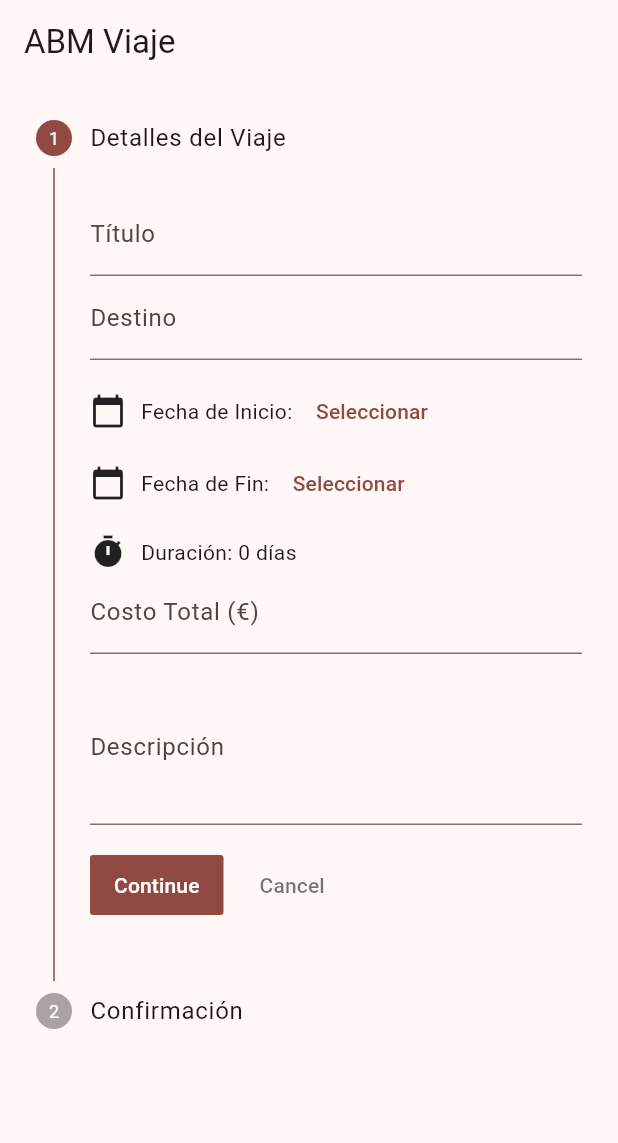
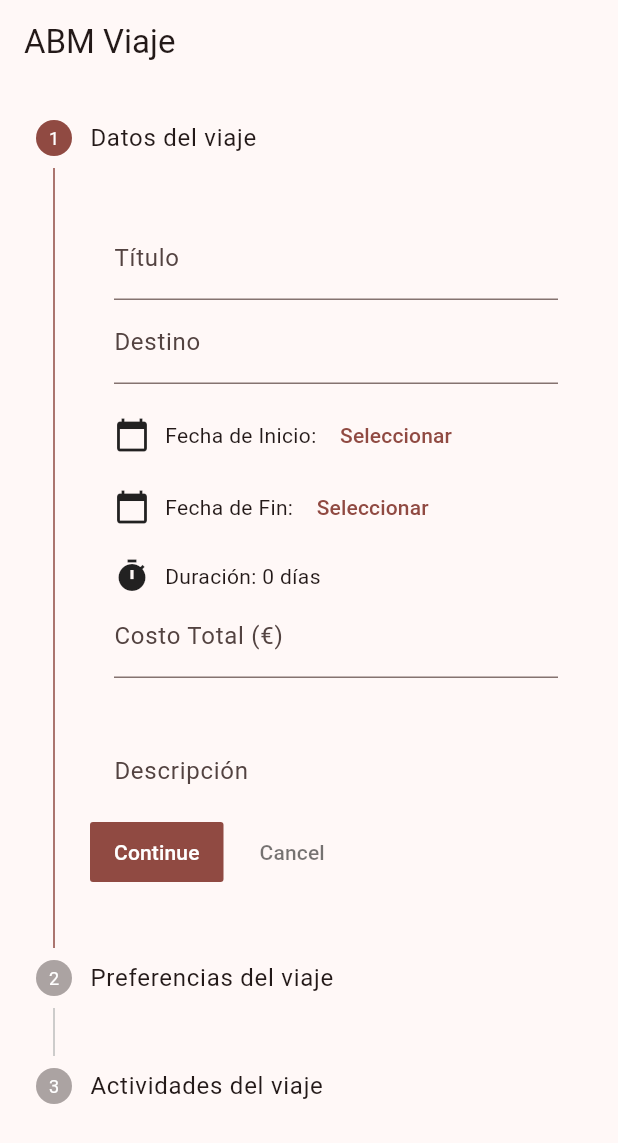
Before and after one commit to mbendayan/AppViajes, a Flutter app: the ABMViajeScreen screen opened by its route, on a phone screen of 412 x 824 dp. Shown: the top 1143 px of the screen. Run offline on Flutter 3.47's test engine with Material 3 defaults, Android fonts, the phone set to English and light mode, and no system bars; our stand-ins replace flutter_riverpod, go_router.

Commit message:
arreglo un poco todo en general y pongo el step 3

```diff
--- /dev/null
+++ b/app_viajes/lib/home/presentation/providers/stepper_provider.dart
@@ -0,0 +1,9 @@
+import 'package:flutter_riverpod/flutter_riverpod.dart';
+
+class StepperProvider extends StateNotifier<bool> {
+  StepperProvider() : super(false);
+
+  Future<void> validate(bool isValid) async {
+    state = isValid;
+  }
+}
--- /dev/null
+++ b/app_viajes/lib/home/presentation/screens/Step3ActividadScreen.dart
@@ -0,0 +1,31 @@
+import 'package:app_viajes/home/presentation/providers/stepper_provider.dart';
+import 'package:flutter/material.dart';
+import 'package:flutter_riverpod/flutter_riverpod.dart';
+
+/*final stepperProvider = StateNotifierProvider<StepperProvider, bool>(
+  (ref) => StepperProvider(),
+);*/
+
+class Step3ActividadScreen extends StatefulWidget {
+  const Step3ActividadScreen({super.key});
+
+  @override
+  State<Step3ActividadScreen> createState() => Step3ActividadState();
+}
+
+class Step3ActividadState extends State<Step3ActividadScreen> {
+  @override
+  Widget build(BuildContext context) {
+    return Scaffold(
+      body: Form(
+        child: SingleChildScrollView(
+          padding: const EdgeInsets.all(16.0),
+          child: Column(
+            crossAxisAlignment: CrossAxisAlignment.start,
+            children: [],
+          ),
+        ),
+      ),
+    );
+  }
+}
--- a/app_viajes/lib/home/presentation/screens/abm_viaje_screen.dart
+++ b/app_viajes/lib/home/presentation/screens/abm_viaje_screen.dart
@@ -1,60 +1,31 @@
+import 'package:app_viajes/home/presentation/screens/preferences_screen.dart';
+import 'package:app_viajes/home/presentation/screens/register.dart';
+import 'package:app_viajes/home/presentation/screens/step1_viaje_screen.dart';
+import 'package:app_viajes/home/presentation/screens/Step3ActividadScreen.dart';
 import 'package:flutter/material.dart';
+import 'package:flutter_riverpod/flutter_riverpod.dart';
 
-class ABMViajeScreen extends StatefulWidget {
+class ABMViajeScreen extends ConsumerStatefulWidget {
   const ABMViajeScreen({super.key});
 
   @override
-  State<ABMViajeScreen> createState() => _ABMViajeScreenState();
+  ConsumerState<ABMViajeScreen> createState() => _ABMViajeScreenState();
 }
 
-class _ABMViajeScreenState extends State<ABMViajeScreen> {
+class _ABMViajeScreenState extends ConsumerState<ABMViajeScreen> {
   int _currentStep = 0;
-
-  final _formKey = GlobalKey<FormState>();
-  final _destinoController = TextEditingController();
-  final _TituloController = TextEditingController();
-  final _costoController = TextEditingController();
-  final _descripcionController = TextEditingController();
-  DateTime? _fechaInicio;
-  DateTime? _fechaFin;
-
-  int get _duracion {
-    if (_fechaInicio != null && _fechaFin != null) {
-      return _fechaFin!.difference(_fechaInicio!).inDays;
-    }
-    return 0;
-  }
-
-  Future<void> _selectFecha(BuildContext context, bool esInicio) async {
-    final DateTime? picked = await showDatePicker(
-      context: context,
-      initialDate: DateTime.now(),
-      firstDate: DateTime(2020),
-      lastDate: DateTime(2101),
-    );
-    if (picked != null) {
-      setState(() {
-        if (esInicio) {
-          _fechaInicio = picked;
-        } else {
-          _fechaFin = picked;
-        }
-      });
-    }
-  }
 
   @override
   Widget build(BuildContext context) {
+    //    final isStepValid = ref.watch(stepperProvider);
     return Scaffold(
       appBar: AppBar(title: const Text("ABM Viaje")),
       body: Stepper(
         currentStep: _currentStep,
         onStepContinue: () {
-          if (_formKey.currentState!.validate()) {
+          if (_currentStep < 1) {
             setState(() {
-              if (_currentStep < 1) {
-                _currentStep++;
-              }
+              _currentStep++;
             });
           }
         },
@@ -65,98 +36,27 @@ class _ABMViajeScreenState extends State<ABMViajeScreen> {
         },
         steps: [
           Step(
-            title: const Text("Detalles del Viaje"),
+            title: Text("Datos del viaje"),
             isActive: _currentStep == 0,
-            content: Form(
-              key: _formKey,
-              child: Column(
-                children: [
-                  TextFormField(
-                    controller: _TituloController,
-                    decoration: const InputDecoration(labelText: "Título"),
-                    validator:
-                        (value) =>
-                            value == null || value.isEmpty
-                                ? "Campo requerido"
-                                : null,
-                  ),
-                  TextFormField(
-                    controller: _destinoController,
-                    decoration: const InputDecoration(labelText: "Destino"),
-                    validator:
-                        (value) =>
-                            value == null || value.isEmpty
-                                ? "Campo requerido"
-                                : null,
-                  ),
-                  const SizedBox(height: 10),
-                  Row(
-                    children: [
-                      const Icon(Icons.calendar_today),
-                      const SizedBox(width: 10),
-                      const Text("Fecha de Inicio: "),
-                      TextButton(
-                        onPressed: () => _selectFecha(context, true),
-                        child: Text(
-                          _fechaInicio == null
-                              ? "Seleccionar"
-                              : "${_fechaInicio!.day}/${_fechaInicio!.month}/${_fechaInicio!.year}",
-                        ),
-                      ),
-                    ],
-                  ),
-                  Row(
-                    children: [
-                      const Icon(Icons.calendar_today),
-                      const SizedBox(width: 10),
-                      const Text("Fecha de Fin: "),
-                      TextButton(
-                        onPressed: () => _selectFecha(context, false),
-                        child: Text(
-                          _fechaFin == null
-                              ? "Seleccionar"
-                              : "${_fechaFin!.day}/${_fechaFin!.month}/${_fechaFin!.year}",
-                        ),
-                      ),
-                    ],
-                  ),
-                  const SizedBox(height: 10),
-                  Row(
-                    children: [
-                      const Icon(Icons.timer),
-                      const SizedBox(width: 10),
-                      Text("Duración: $_duracion días"),
-                    ],
-                  ),
-                  TextFormField(
-                    controller: _costoController,
-                    decoration: const InputDecoration(
-                      labelText: "Costo Total (€)",
-                    ),
-                    keyboardType: TextInputType.number,
-                    validator:
-                        (value) =>
-                            value == null || value.isEmpty
-                                ? "Campo requerido"
-                                : null,
-                  ),
-                  const SizedBox(height: 10),
-                  TextFormField(
-                    controller: _descripcionController,
-                    decoration: const InputDecoration(labelText: "Descripción"),
-                    maxLines: 3,
-                  ),
-                ],
-              ),
+            content: SizedBox(
+              height: 400, // Define un tamaño fijo
+              child: Step1ViajeScreen(),
             ),
           ),
-
-          // Aquí podrías agregar más steps si lo necesitás:
           Step(
-            title: const Text("Confirmación"),
+            title: const Text("Preferencias del viaje"),
             isActive: _currentStep == 1,
-            content: const Text(
-              "Segundo paso: Confirmar los datos u otra info.",
+            content: SizedBox(
+              height: 400, // Define un tamaño fijo
+              child: PreferencesScreen(),
+            ),
+          ),
+          Step(
+            title: const Text("Actividades del viaje"),
+            isActive: _currentStep == 2,
+            content: SizedBox(
+              height: 400, // Define un tamaño fijo
+              child: Step3ActividadScreen(),
             ),
           ),
         ],
--- /dev/null
+++ b/app_viajes/lib/home/presentation/screens/step1_viaje_screen.dart
@@ -0,0 +1,137 @@
+import 'package:app_viajes/home/presentation/providers/stepper_provider.dart';
+import 'package:flutter/material.dart';
+import 'package:flutter_riverpod/flutter_riverpod.dart';
+
+/*final stepperProvider = StateNotifierProvider<StepperProvider, bool>(
+  (ref) => StepperProvider(),
+);*/
+
+class Step1ViajeScreen extends StatefulWidget {
+  const Step1ViajeScreen({super.key});
+
+  @override
+  State<Step1ViajeScreen> createState() => Step1ViajeState();
+}
+
+class Step1ViajeState extends State<Step1ViajeScreen> {
+  final _destinoController = TextEditingController();
+  final _tituloController = TextEditingController();
+  final _costoController = TextEditingController();
+  final _descripcionController = TextEditingController();
+  DateTime? _fechaInicio;
+  DateTime? _fechaFin;
+
+  int get _duracion {
+    if (_fechaInicio != null && _fechaFin != null) {
+      return _fechaFin!.difference(_fechaInicio!).inDays;
+    }
+    return 0;
+  }
+
+  Future<void> _selectFecha(BuildContext context, bool esInicio) async {
+    final DateTime? picked = await showDatePicker(
+      context: context,
+      initialDate: DateTime.now(),
+      firstDate: DateTime(2020),
+      lastDate: DateTime(2101),
+    );
+    if (picked != null) {
+      setState(() {
+        if (esInicio) {
+          _fechaInicio = picked;
+        } else {
+          _fechaFin = picked;
+        }
+      });
+    }
+  }
+
+  @override
+  Widget build(BuildContext context) {
+    return Scaffold(
+      body: Form(
+        child: SingleChildScrollView(
+          padding: const EdgeInsets.all(16.0),
+          child: Column(
+            crossAxisAlignment: CrossAxisAlignment.start,
+            children: [
+              TextFormField(
+                controller: _tituloController,
+                decoration: const InputDecoration(labelText: "Título"),
+                validator:
+                    (value) =>
+                        value == null || value.isEmpty
+                            ? "Campo requerido"
+                            : null,
+              ),
+              TextFormField(
+                controller: _destinoController,
+                decoration: const InputDecoration(labelText: "Destino"),
+                validator:
+                    (value) =>
+                        value == null || value.isEmpty
+                            ? "Campo requerido"
+                            : null,
+              ),
+              const SizedBox(height: 10),
+              Row(
+                children: [
+                  const Icon(Icons.calendar_today),
+                  const SizedBox(width: 10),
+                  const Text("Fecha de Inicio: "),
+                  TextButton(
+                    onPressed: () => _selectFecha(context, true),
+                    child: Text(
+                      _fechaInicio == null
+                          ? "Seleccionar"
+                          : "${_fechaInicio!.day}/${_fechaInicio!.month}/${_fechaInicio!.year}",
+                    ),
+                  ),
+                ],
+              ),
+              Row(
+                children: [
+                  const Icon(Icons.calendar_today),
+                  const SizedBox(width: 10),
+                  const Text("Fecha de Fin: "),
+                  TextButton(
+                    onPressed: () => _selectFecha(context, false),
+                    child: Text(
+                      _fechaFin == null
+                          ? "Seleccionar"
+                          : "${_fechaFin!.day}/${_fechaFin!.month}/${_fechaFin!.year}",
+                    ),
+                  ),
+                ],
+              ),
+              const SizedBox(height: 10),
+              Row(
+                children: [
+                  const Icon(Icons.timer),
+                  const SizedBox(width: 10),
+                  Text("Duración: $_duracion días"),
+                ],
+              ),
+              TextFormField(
+                controller: _costoController,
+                decoration: const InputDecoration(labelText: "Costo Total (€)"),
+                keyboardType: TextInputType.number,
+                validator:
+                    (value) =>
+                        value == null || value.isEmpty
+                            ? "Campo requerido"
+                            : null,
+              ),
+              const SizedBox(height: 10),
+              TextFormField(
+                controller: _descripcionController,
+                decoration: const InputDecoration(labelText: "Descripción"),
+                maxLines: 3,
+              ),
+            ],
+          ),
+        ),
+      ),
+    );
+  }
+}
```
